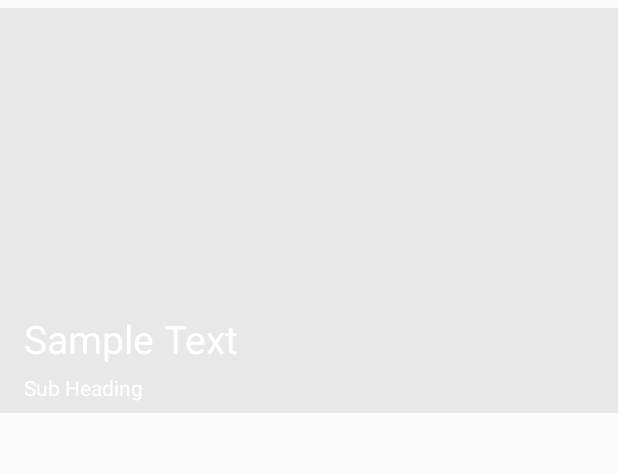
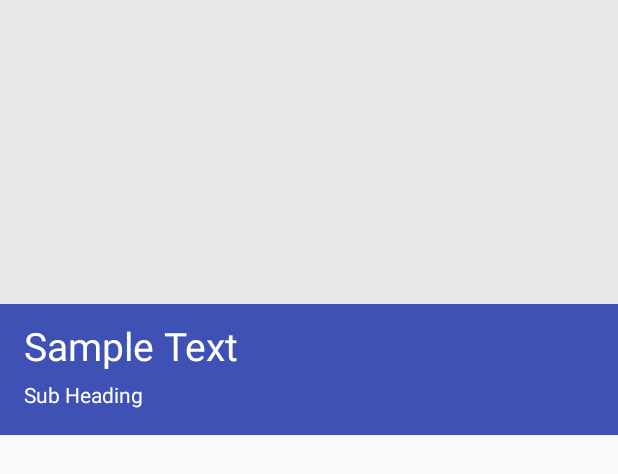
Before and after one commit to anuj7sharma/AwesomeList, an Android app: the layout view_mainactivity.xml on its own in the app's theme, with its tools: preview values and no code run, on a phone screen of 412 x 824 dp. Shown: the top 474 px of the screen. Run offline under Robolectric (Android 15) with nearby library versions, the phone set to English and light mode, and no system bars.

Commit message:
Added Parallax Effect in List view item.

```diff
--- a/app/src/main/java/com/anuj/awesomelist/MainActivity.java
+++ b/app/src/main/java/com/anuj/awesomelist/MainActivity.java
@@ -17,6 +17,7 @@ import android.widget.ImageView;
 
 import com.anuj.awesomelist.adapters.MainActivityListAdapter;
 import com.anuj.awesomelist.adapters.MainActivityListAdapter.MainScreenListener;
+import com.anuj.awesomelist.customClasses.ParallaxRecyclerView;
 import com.anuj.awesomelist.models.MainScreenModel;
 
 import java.util.ArrayList;
@@ -31,7 +32,8 @@ public class MainActivity extends AppCompatActivity implements MainScreenListene
 
     @Bind(R.id.parentlayout)CoordinatorLayout mParent;
     @Bind(R.id.toolbar)Toolbar mToolbar;
-    @Bind(R.id.mainscreen_recycler)RecyclerView mRecyclerView;
+    @Bind(R.id.mainscreen_recycler)
+    ParallaxRecyclerView mRecyclerView;
 
     MainScreenModel obj=null;
     LinearLayoutManager llm =null;
--- a/app/src/main/java/com/anuj/awesomelist/adapters/MainActivityListAdapter.java
+++ b/app/src/main/java/com/anuj/awesomelist/adapters/MainActivityListAdapter.java
@@ -1,6 +1,7 @@
 package com.anuj.awesomelist.adapters;
 
 import android.content.Context;
+import android.graphics.Matrix;
 import android.support.v7.widget.RecyclerView;
 import android.view.LayoutInflater;
 import android.view.View;
@@ -55,6 +56,16 @@ public class MainActivityListAdapter extends RecyclerView.Adapter<MainActivityLi
                     .load(obj.getImage())
                     .error(R.drawable.ic_material_img)
                     .into(holder.mImg);
+
+            /*
+            Set Parallax Effect on Images
+             */
+            Matrix matrix = holder.mImg.getImageMatrix();
+            matrix.postTranslate(0, -100);
+            holder.mImg.setImageMatrix(matrix);
+
+            holder.itemView.setTag(holder);
+
             /*
             Set click listeners
              */
--- a/app/src/main/res/layout/content_main.xml
+++ b/app/src/main/res/layout/content_main.xml
@@ -7,7 +7,8 @@
     app:layout_behavior="@string/appbar_scrolling_view_behavior"
     tools:context=".MainActivity"
     tools:showIn="@layout/activity_main">
-    <android.support.v7.widget.RecyclerView
+
+    <com.anuj.awesomelist.customClasses.ParallaxRecyclerView
         android:id="@+id/mainscreen_recycler"
         android:layout_width="match_parent"
         android:layout_height="match_parent"
--- a/app/src/main/res/layout/view_mainactivity.xml
+++ b/app/src/main/res/layout/view_mainactivity.xml
@@ -3,49 +3,56 @@
     android:id="@+id/view_parent"
     android:layout_width="match_parent"
     android:layout_height="wrap_content"
-    android:orientation="vertical"
     android:background="@color/light_gray"
-    android:layout_marginTop="@dimen/margin_5"
-    android:layout_marginBottom="@dimen/margin_5">
+    android:orientation="vertical">
+
     <FrameLayout
         android:layout_width="match_parent"
         android:layout_height="match_parent">
+
         <LinearLayout
             android:layout_width="match_parent"
             android:layout_height="wrap_content"
             android:orientation="vertical">
+
             <ImageView
                 android:id="@+id/view_img"
                 android:layout_width="match_parent"
                 android:layout_height="wrap_content"
-            android:minHeight="@dimen/def_img_size"
-            android:scaleType="centerCrop"
-            />
+                android:minHeight="@dimen/img_def_height"
+                android:scaleType="centerCrop" />
         </LinearLayout>
+
         <LinearLayout
+            android:id="@+id/view_content"
             android:layout_width="match_parent"
             android:layout_height="wrap_content"
+            android:layout_gravity="bottom"
+            android:background="@color/colorPrimary"
+            android:gravity="bottom"
             android:orientation="vertical"
-            android:layout_gravity="bottom"
-            android:gravity="bottom">
+            android:paddingBottom="@dimen/margin_10"
+            android:paddingTop="@dimen/margin_10">
+
             <TextView
                 android:id="@+id/view_heading"
                 android:layout_width="match_parent"
                 android:layout_height="wrap_content"
+                android:paddingLeft="@dimen/margin_16"
                 android:text="Sample Text"
-                android:paddingLeft="@dimen/margin_16"
-                android:textSize="@dimen/text_size_heading_big"
-                android:textColor="@color/textColor"/>
+                android:textColor="@color/textColor"
+                android:textSize="@dimen/text_size_heading_big" />
+
             <TextView
                 android:id="@+id/view_subheading"
                 android:layout_width="match_parent"
                 android:layout_height="wrap_content"
+                android:layout_marginTop="@dimen/margin_5"
+                android:paddingBottom="7dp"
+                android:paddingLeft="@dimen/margin_16"
                 android:text="Sub Heading"
-                android:layout_marginTop="@dimen/margin_5"
-                android:paddingLeft="@dimen/margin_16"
-                android:paddingBottom="7dp"
-                android:textSize="@dimen/text_size_small"
-                android:textColor="@color/textColor"/>
+                android:textColor="@color/textColor"
+                android:textSize="@dimen/text_size_small" />
         </LinearLayout>
 
     </FrameLayout>
--- a/app/src/main/res/values/dimens.xml
+++ b/app/src/main/res/values/dimens.xml
@@ -1,6 +1,6 @@
 <resources>
     <!-- Default screen margins, per the Android Design guidelines. -->
-    <dimen name="def_img_size">270dp</dimen>
+    <dimen name="img_def_height">290dp</dimen>
     <dimen name="activity_horizontal_margin">16dp</dimen>
     <dimen name="activity_vertical_margin">16dp</dimen>
     <dimen name="fab_margin">16dp</dimen>
```
Lines whose indentation alone changed are shown as unchanged.
